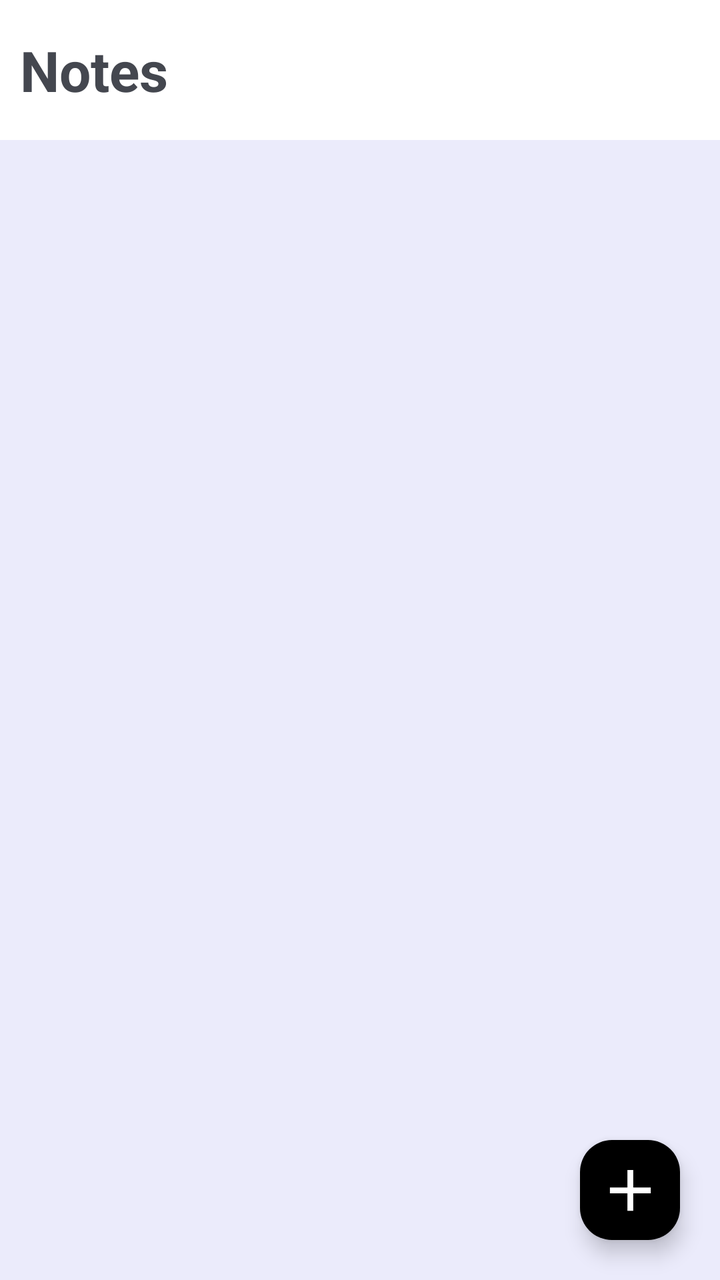
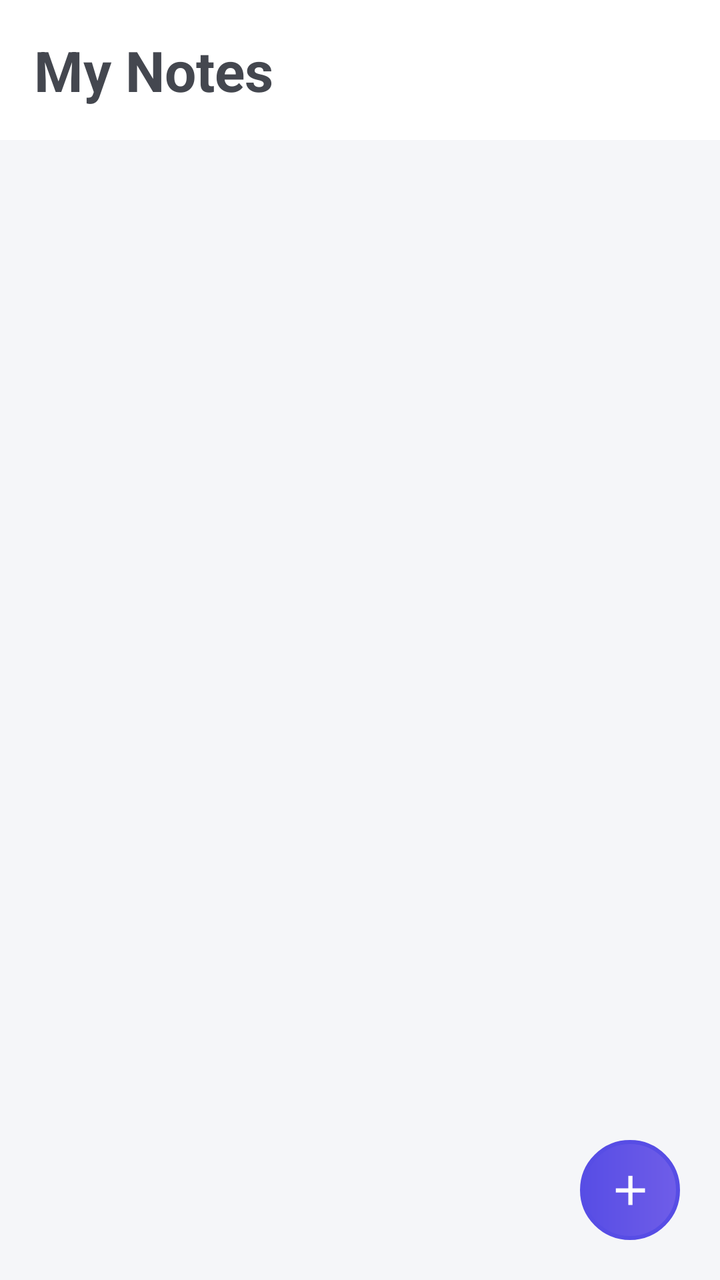

The first picture is an Android layout as it rendered before a commit; the second is the same layout after the commit. The layout source and the unified diff follow.
<!-- AndroidManifest.xml: application theme Theme.UserManagementSystem -->
<!-- res/layout/fragment_notes.xml -->
<?xml version="1.0" encoding="utf-8"?>
<layout xmlns:android="http://schemas.android.com/apk/res/android"
    xmlns:tools="http://schemas.android.com/tools"
    xmlns:app="http://schemas.android.com/apk/res-auto">

    <data>

    </data>

    <androidx.constraintlayout.widget.ConstraintLayout
        android:layout_width="match_parent"
        android:layout_height="match_parent"
        tools:context=".dev.ui.fragments.NotesFragment"
        android:background="@color/lightgrey"
        >

        <View
            android:id="@+id/appbar"
            android:layout_width="0dp"
            android:layout_height="70dp"
            android:background="@color/white"
            app:layout_constraintStart_toStartOf="parent"
            app:layout_constraintEnd_toEndOf="parent"
            app:layout_constraintTop_toTopOf="parent"
            android:padding="12dp"
            />
        <TextView
            android:layout_width="wrap_content"
            android:layout_height="wrap_content"
            app:layout_constraintTop_toTopOf="@id/appbar"
            app:layout_constraintStart_toStartOf="@id/appbar"
            app:layout_constraintBottom_toBottomOf="@id/appbar"
            android:layout_marginLeft="10dp"
            android:text="Notes"
            android:textSize="28sp"
            android:textStyle="bold"

             />
        <androidx.recyclerview.widget.RecyclerView
            android:layout_width="0dp"
            android:layout_height="0dp"
            app:layout_constraintStart_toStartOf="parent"
            app:layout_constraintEnd_toEndOf="parent"
            app:layout_constraintTop_toBottomOf="@id/appbar"
            app:layout_constraintBottom_toBottomOf="parent"/>

        <com.google.android.material.floatingactionbutton.FloatingActionButton
            android:id="@+id/fab"
            android:layout_width="50dp"
            android:layout_height="50dp"
            app:layout_constraintEnd_toEndOf="parent"
            app:layout_constraintBottom_toBottomOf="parent"
            android:layout_marginRight="20dp"
            android:layout_marginBottom="20dp"
            android:background="@color/black"
            android:backgroundTint="@color/black"


        />
        <ImageView
            android:layout_width="35dp"
            android:layout_height="35dp"
            app:layout_constraintStart_toStartOf="@id/fab"
            app:layout_constraintEnd_toEndOf="@id/fab"
            app:layout_constraintTop_toTopOf="@id/fab"
            app:layout_constraintBottom_toBottomOf="@id/fab"
            android:src="@drawable/baseline_add_24"
            android:backgroundTint="@color/white"
            android:elevation="20dp"
            />

    </androidx.constraintlayout.widget.ConstraintLayout>
</layout>
<!-- resources referenced by this layout -->
<resources>
  <color name="black">#FF000000</color>
  <color name="lightgrey">#EBEBFB</color>
  <color name="white">#FFFFFFFF</color>
  <!-- drawable baseline_add_24 (drawable) -->
  <vector xmlns:android="http://schemas.android.com/apk/res/android" android:height="24dp" android:tint="#FFFFFF" android:viewportHeight="24" android:viewportWidth="24" android:width="24dp">
        
      <path android:fillColor="@android:color/white" android:pathData="M19,13h-6v6h-2v-6H5v-2h6V5h2v6h6v2z"/>
      
  </vector>
  <style name="Theme.UserManagementSystem" parent="Base.Theme.UserManagementSystem" />
  <style name="Base.Theme.UserManagementSystem" parent="Theme.Material3.DynamicColors.DayNight.NoActionBar">
          
          
      </style>
</resources>

<!-- the commit's change to res/layout/fragment_notes.xml (unified diff, before → after) -->
@@ -23,6 +23,7 @@
             app:layout_constraintEnd_toEndOf="parent"
             app:layout_constraintTop_toTopOf="parent"
             android:padding="12dp"
+            android:layout_marginBottom="20dp"
             />
         <TextView
             android:layout_width="wrap_content"
@@ -31,12 +32,14 @@
             app:layout_constraintStart_toStartOf="@id/appbar"
             app:layout_constraintBottom_toBottomOf="@id/appbar"
             android:layout_marginLeft="10dp"
-            android:text="Notes"
+            android:text=" My Notes"
             android:textSize="28sp"
             android:textStyle="bold"
 
              />
         <androidx.recyclerview.widget.RecyclerView
+            android:layout_marginTop="15dp"
+            android:id="@+id/recyclerview"
             android:layout_width="0dp"
             android:layout_height="0dp"
             app:layout_constraintStart_toStartOf="parent"
@@ -44,7 +47,7 @@
             app:layout_constraintTop_toBottomOf="@id/appbar"
             app:layout_constraintBottom_toBottomOf="parent"/>
 
-        <com.google.android.material.floatingactionbutton.FloatingActionButton
+        <View
             android:id="@+id/fab"
             android:layout_width="50dp"
             android:layout_height="50dp"
@@ -52,14 +55,12 @@
             app:layout_constraintBottom_toBottomOf="parent"
             android:layout_marginRight="20dp"
             android:layout_marginBottom="20dp"
-            android:background="@color/black"
-            android:backgroundTint="@color/black"
-
+            android:background="@drawable/gradient_circle"
 
         />
         <ImageView
-            android:layout_width="35dp"
-            android:layout_height="35dp"
+            android:layout_width="25dp"
+            android:layout_height="25dp"
             app:layout_constraintStart_toStartOf="@id/fab"
             app:layout_constraintEnd_toEndOf="@id/fab"
             app:layout_constraintTop_toTopOf="@id/fab"
<!-- resource entries referenced after the edit -->
@@ -1,7 +1,6 @@
 <!-- resources referenced by this layout -->
 <resources>
-  <color name="black">#FF000000</color>
-  <color name="lightgrey">#EBEBFB</color>
+  <color name="lightgrey">#F5F6F9</color>
   <color name="white">#FFFFFFFF</color>
   <!-- drawable baseline_add_24 (drawable) -->
   <vector xmlns:android="http://schemas.android.com/apk/res/android" android:height="24dp" android:tint="#FFFFFF" android:viewportHeight="24" android:viewportWidth="24" android:width="24dp">
@@ -9,10 +8,22 @@
       <path android:fillColor="@android:color/white" android:pathData="M19,13h-6v6h-2v-6H5v-2h6V5h2v6h6v2z"/>
       
   </vector>
+  <!-- drawable gradient_circle (drawable) -->
+  <?xml version="1.0" encoding="utf-8"?>
+  <shape android:shape="oval" xmlns:android="http://schemas.android.com/apk/res/android">
+  <size android:width="100dp" android:height="100dp"/>
+      <gradient android:startColor="@color/darkpurple" android:endColor="@color/lightpurple"/>
+      <stroke android:color="@color/darkpurple" android:width="2dp"/>
+  
+  
+  </shape>
   <style name="Theme.UserManagementSystem" parent="Base.Theme.UserManagementSystem" />
+  <color name="darkpurple">#574DE5</color>
+  <color name="lightpurple">#6F5DE8</color>
   <style name="Base.Theme.UserManagementSystem" parent="Theme.Material3.DynamicColors.DayNight.NoActionBar">
           
           
+  
       </style>
 </resources>
 
